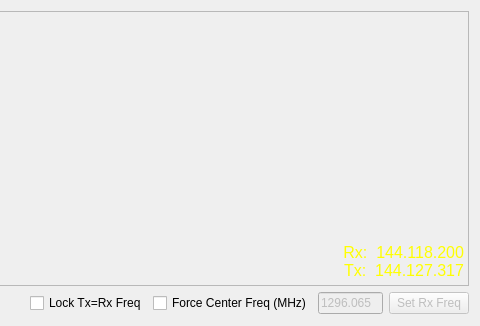
Old version of the form q65w/widegraph.ui in the repository kholia/wsjtx; both pictures show x 698 to 1178 and y 0 to 326 of the 1178 by 326 pixel window.
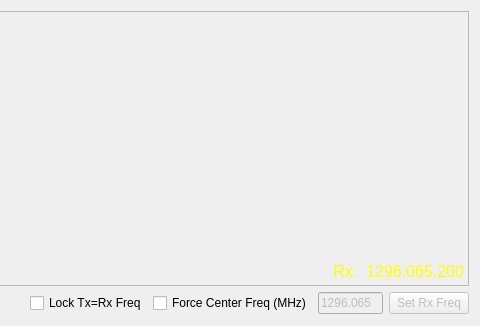
New version of the form. Custom widgets are drawn as their Qt base class.

Commit message: Starting to clean up the Q65W WideGraph UI.

Diff of the .ui file:
```diff
--- a/q65w/widegraph.ui
+++ b/q65w/widegraph.ui
@@ -44,9 +44,9 @@
       <property name="geometry">
        <rect>
         <x>940</x>
-        <y>230</y>
+        <y>250</y>
         <width>211</width>
-        <height>41</height>
+        <height>21</height>
        </rect>
       </property>
       <property name="font">
@@ -61,8 +61,7 @@
 }</string>
       </property>
       <property name="text">
-       <string>Rx:  144.118.200
-Tx:  144.127.317</string>
+       <string>Rx:  1296.065.200</string>
       </property>
       <property name="alignment">
        <set>Qt::AlignRight|Qt::AlignTrailing|Qt::AlignVCenter</set>
```
The commit also changes 1 other file.
